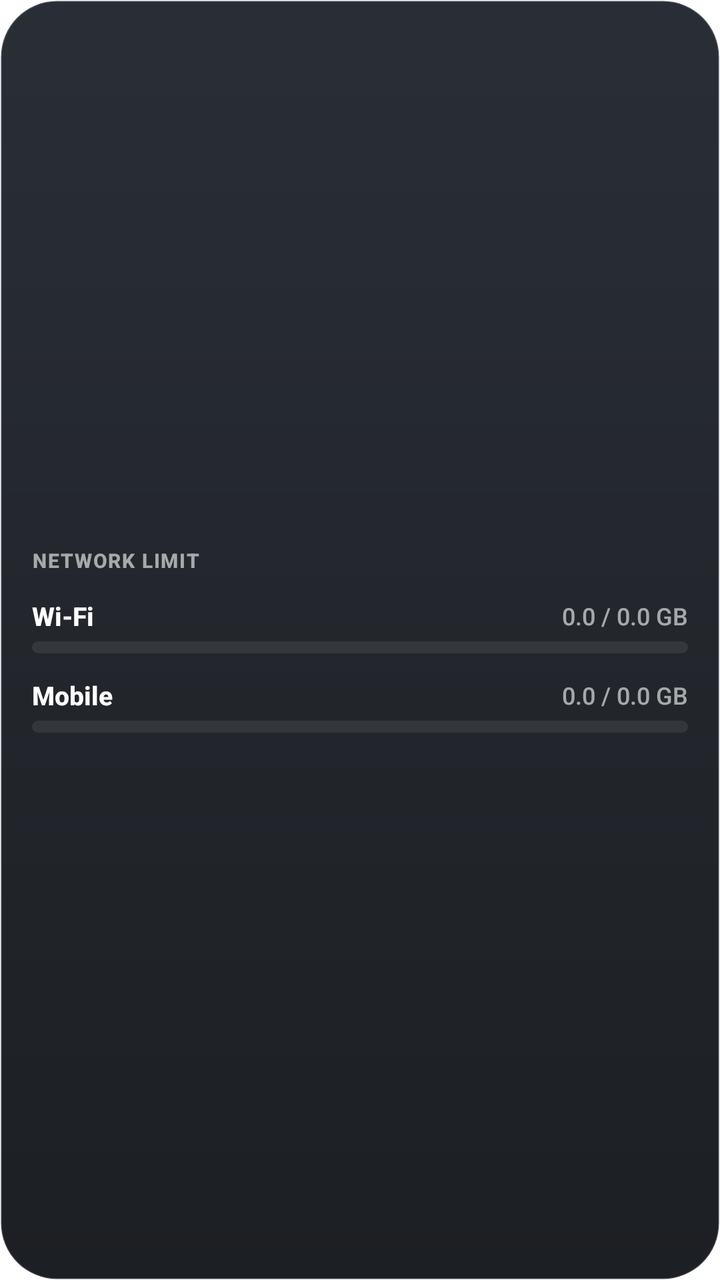
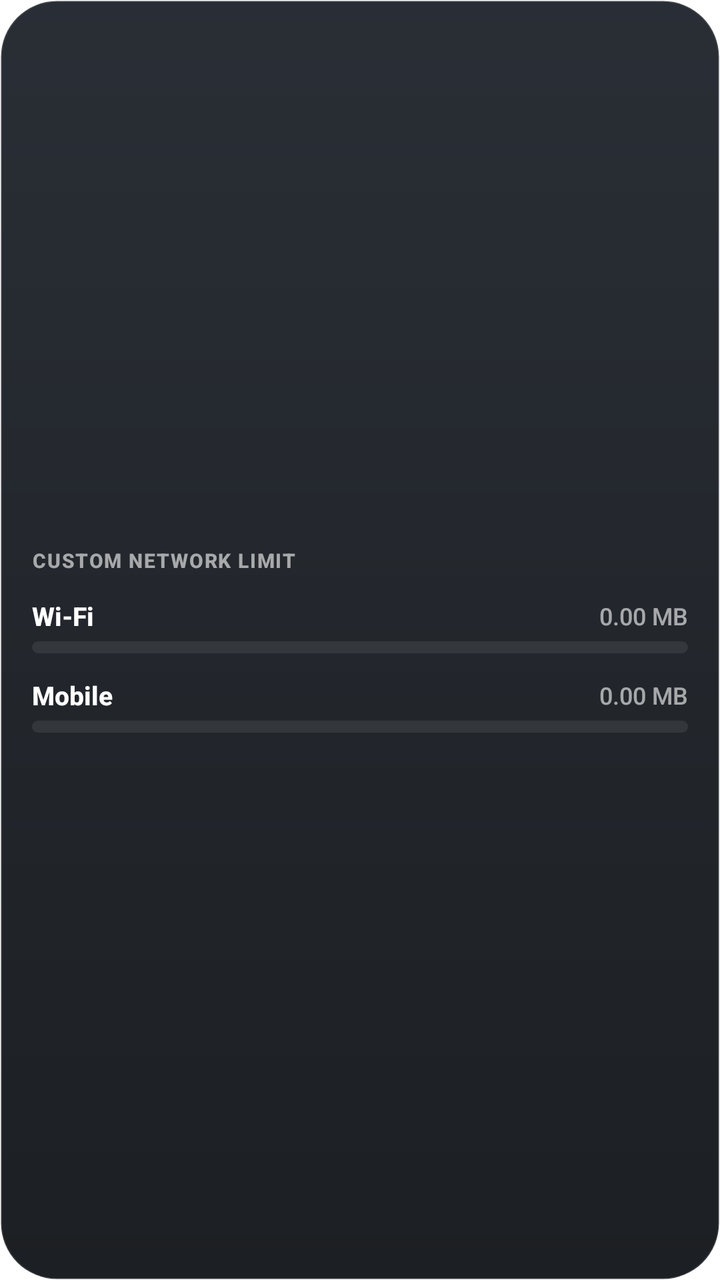

The first picture is an Android layout as it rendered before a commit; the second is the same layout after the commit. The layout source and the unified diff follow.
<!-- AndroidManifest.xml: application theme Theme.FlowMeter -->
<!-- res/layout/widget_network_limit.xml -->
<?xml version="1.0" encoding="utf-8"?>
<LinearLayout xmlns:android="http://schemas.android.com/apk/res/android"
    android:id="@+id/widget_container"
    android:layout_width="match_parent"
    android:layout_height="match_parent"
    android:orientation="vertical"
    android:padding="16dp"
    android:background="@drawable/widget_background"
    android:gravity="center_vertical">

    
    <TextView
        android:id="@+id/widget_title"
        android:layout_width="match_parent"
        android:layout_height="wrap_content"
        android:text="NETWORK LIMIT"
        android:textColor="#99FFFFFF"
        android:textSize="10sp"
        android:textStyle="bold"
        android:textAllCaps="true"
        android:letterSpacing="0.06"
        android:fontFamily="sans-serif-medium"
        android:layout_marginBottom="12dp"/>

    
    <LinearLayout
        android:layout_width="match_parent"
        android:layout_height="wrap_content"
        android:orientation="vertical"
        android:layout_marginBottom="12dp">

        <LinearLayout
            android:layout_width="match_parent"
            android:layout_height="wrap_content"
            android:orientation="horizontal"
            android:gravity="center_vertical"
            android:layout_marginBottom="4dp">
            
            
            <TextView
                android:layout_width="0dp"
                android:layout_height="wrap_content"
                android:layout_weight="1"
                android:text="Wi-Fi"
                android:textColor="#FFFFFF"
                android:textSize="13sp"
                android:textStyle="bold"
                android:fontFamily="sans-serif-medium" />

            
            <TextView
                android:id="@+id/widget_wifi_values"
                android:layout_width="wrap_content"
                android:layout_height="wrap_content"
                android:text="0.0 / 0.0 GB"
                android:textColor="#99FFFFFF"
                android:textSize="12sp"
                android:fontFamily="sans-serif-medium" />
        </LinearLayout>

        <ProgressBar
            android:id="@+id/widget_wifi_progress"
            style="?android:attr/progressBarStyleHorizontal"
            android:layout_width="match_parent"
            android:layout_height="6dp"
            android:max="100"
            android:progress="0"
            android:progressDrawable="@drawable/widget_progress_wifi" />
    </LinearLayout>

    
    <LinearLayout
        android:layout_width="match_parent"
        android:layout_height="wrap_content"
        android:orientation="vertical">

        <LinearLayout
            android:layout_width="match_parent"
            android:layout_height="wrap_content"
            android:orientation="horizontal"
            android:gravity="center_vertical"
            android:layout_marginBottom="4dp">

            
            <TextView
                android:layout_width="0dp"
                android:layout_height="wrap_content"
                android:layout_weight="1"
                android:text="Mobile"
                android:textColor="#FFFFFF"
                android:textSize="13sp"
                android:textStyle="bold"
                android:fontFamily="sans-serif-medium" />

            
            <TextView
                android:id="@+id/widget_mobile_values"
                android:layout_width="wrap_content"
                android:layout_height="wrap_content"
                android:text="0.0 / 0.0 GB"
                android:textColor="#99FFFFFF"
                android:textSize="12sp"
                android:fontFamily="sans-serif-medium" />
        </LinearLayout>

        <ProgressBar
            android:id="@+id/widget_mobile_progress"
            style="?android:attr/progressBarStyleHorizontal"
            android:layout_width="match_parent"
            android:layout_height="6dp"
            android:max="100"
            android:progress="0"
            android:progressDrawable="@drawable/widget_progress_mobile" />
    </LinearLayout>

</LinearLayout>
<!-- resources referenced by this layout -->
<resources>
  <!-- drawable widget_background (drawable) -->
  <?xml version="1.0" encoding="utf-8"?>
  <shape xmlns:android="http://schemas.android.com/apk/res/android">
      
      <gradient
          android:startColor="#F21E232B"
          android:endColor="#F2101317"
          android:angle="270" />
      
      <stroke
          android:width="1dp"
          android:color="#22FFFFFF" />
      
      <corners android:radius="28dp" />
  </shape>
  <!-- drawable widget_progress_mobile (drawable) -->
  <?xml version="1.0" encoding="utf-8"?>
  <layer-list xmlns:android="http://schemas.android.com/apk/res/android">
      <item android:id="@android:id/background">
          <shape>
              <corners android:radius="4dp" />
              <solid android:color="#14FFFFFF" />
          </shape>
      </item>
      <item android:id="@android:id/progress">
          <clip>
              <shape>
                  <corners android:radius="4dp" />
                  <solid android:color="#2ae500" />
              </shape>
          </clip>
      </item>
  </layer-list>
  <!-- drawable widget_progress_wifi (drawable) -->
  <?xml version="1.0" encoding="utf-8"?>
  <layer-list xmlns:android="http://schemas.android.com/apk/res/android">
      <item android:id="@android:id/background">
          <shape>
              <corners android:radius="4dp" />
              <solid android:color="#14FFFFFF" />
          </shape>
      </item>
      <item android:id="@android:id/progress">
          <clip>
              <shape>
                  <corners android:radius="4dp" />
                  <solid android:color="#00daf3" />
              </shape>
          </clip>
      </item>
  </layer-list>
  <style name="Theme.FlowMeter" parent="Theme.MaterialComponents.Light.NoActionBar">
          <item name="android:statusBarColor">@android:color/transparent</item>
          <item name="android:navigationBarColor">@android:color/transparent</item>
      </style>
</resources>

<!-- the commit's change to res/layout/widget_network_limit.xml (unified diff, before → after) -->
@@ -13,7 +13,7 @@
         android:id="@+id/widget_title"
         android:layout_width="match_parent"
         android:layout_height="wrap_content"
-        android:text="NETWORK LIMIT"
+        android:text="@string/label_custom_limit_caps"
         android:textColor="#99FFFFFF"
         android:textSize="10sp"
         android:textStyle="bold"
@@ -41,7 +41,7 @@
                 android:layout_width="0dp"
                 android:layout_height="wrap_content"
                 android:layout_weight="1"
-                android:text="Wi-Fi"
+                android:text="@string/label_wifi"
                 android:textColor="#FFFFFF"
                 android:textSize="13sp"
                 android:textStyle="bold"
@@ -52,7 +52,7 @@
                 android:id="@+id/widget_wifi_values"
                 android:layout_width="wrap_content"
                 android:layout_height="wrap_content"
-                android:text="0.0 / 0.0 GB"
+                android:text="@string/placeholder_usage"
                 android:textColor="#99FFFFFF"
                 android:textSize="12sp"
                 android:fontFamily="sans-serif-medium" />
@@ -86,7 +86,7 @@
                 android:layout_width="0dp"
                 android:layout_height="wrap_content"
                 android:layout_weight="1"
-                android:text="Mobile"
+                android:text="@string/label_mobile"
                 android:textColor="#FFFFFF"
                 android:textSize="13sp"
                 android:textStyle="bold"
@@ -97,7 +97,7 @@
                 android:id="@+id/widget_mobile_values"
                 android:layout_width="wrap_content"
                 android:layout_height="wrap_content"
-                android:text="0.0 / 0.0 GB"
+                android:text="@string/placeholder_usage"
                 android:textColor="#99FFFFFF"
                 android:textSize="12sp"
                 android:fontFamily="sans-serif-medium" />
<!-- resource entries referenced after the edit -->
@@ -51,6 +51,10 @@
           </clip>
       </item>
   </layer-list>
+  <string name="label_custom_limit_caps">CUSTOM NETWORK LIMIT</string>
+  <string name="label_mobile">Mobile</string>
+  <string name="label_wifi">Wi-Fi</string>
+  <string name="placeholder_usage" translatable="false">0.00 MB</string>
   <style name="Theme.FlowMeter" parent="Theme.MaterialComponents.Light.NoActionBar">
           <item name="android:statusBarColor">@android:color/transparent</item>
           <item name="android:navigationBarColor">@android:color/transparent</item>
